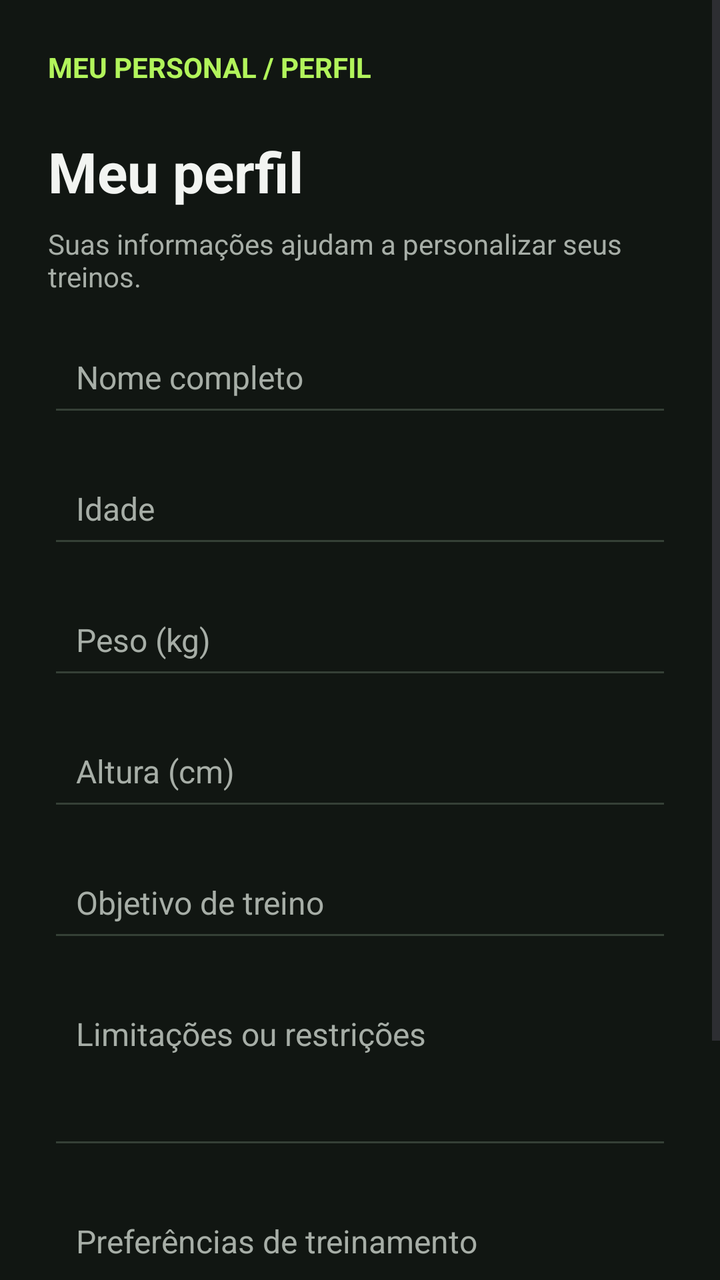
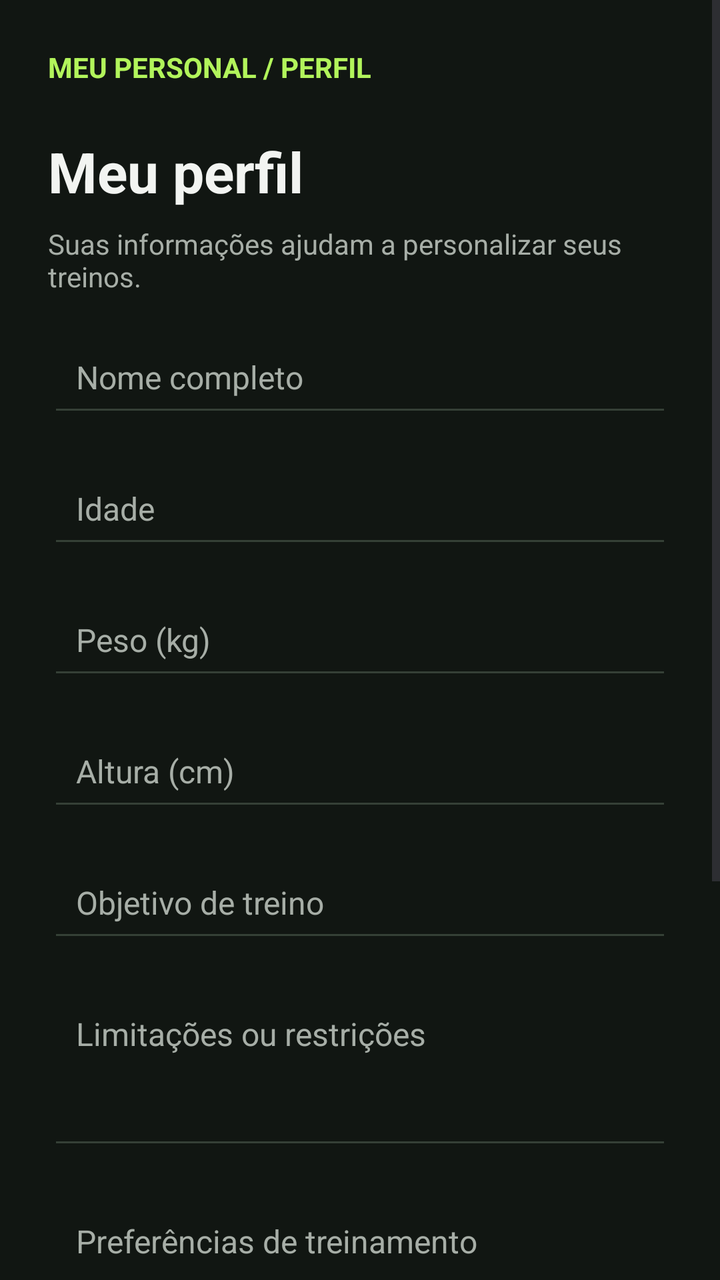

Compare the two renders of this Android layout. The source of the first and the diff that turns it into the second are given below.
<!-- AndroidManifest.xml: application theme Theme.MeuPersonal -->
<!-- res/layout/fragment_perfil.xml -->
<?xml version="1.0" encoding="utf-8"?>
<ScrollView xmlns:android="http://schemas.android.com/apk/res/android"
    android:layout_width="match_parent"
    android:layout_height="match_parent"
    android:background="#111612"
    android:fillViewport="true">

    <LinearLayout
        android:layout_width="match_parent"
        android:layout_height="wrap_content"
        android:orientation="vertical"
        android:padding="24dp">

        <TextView
            android:layout_width="wrap_content"
            android:layout_height="wrap_content"
            android:text="MEU PERSONAL / PERFIL"
            android:textColor="#B2F45B"
            android:textStyle="bold"
            android:textSize="14sp" />

        <TextView
            android:layout_width="wrap_content"
            android:layout_height="wrap_content"
            android:layout_marginTop="24dp"
            android:text="Meu perfil"
            android:textColor="#F2F4F1"
            android:textSize="28sp"
            android:textStyle="bold" />

        <TextView
            android:layout_width="wrap_content"
            android:layout_height="wrap_content"
            android:layout_marginTop="8dp"
            android:text="Suas informações ajudam a personalizar seus treinos."
            android:textColor="#A7AEA7"
            android:textSize="14sp" />

        <EditText
            android:id="@+id/inputNome"
            style="@style/ProfileInput"
            android:hint="Nome completo" />

        <EditText
            android:id="@+id/inputIdade"
            style="@style/ProfileInput"
            android:hint="Idade"
            android:inputType="number" />

        <EditText
            android:id="@+id/inputPeso"
            style="@style/ProfileInput"
            android:hint="Peso (kg)"
            android:inputType="numberDecimal" />

        <EditText
            android:id="@+id/inputAltura"
            style="@style/ProfileInput"
            android:hint="Altura (cm)"
            android:inputType="numberDecimal" />

        <EditText
            android:id="@+id/inputObjetivo"
            style="@style/ProfileInput"
            android:hint="Objetivo de treino" />

        <EditText
            android:id="@+id/inputLimitacoes"
            style="@style/ProfileInput"
            android:hint="Limitações ou restrições"
            android:gravity="top"
            android:minLines="3" />

        <EditText
            android:id="@+id/inputPreferencias"
            style="@style/ProfileInput"
            android:hint="Preferências de treinamento"
            android:gravity="top"
            android:minLines="3" />

        <Button
            android:id="@+id/btnSalvarPerfil"
            android:layout_width="match_parent"
            android:layout_height="56dp"
            android:layout_marginTop="24dp"
            android:backgroundTint="#B2F45B"
            android:text="SALVAR PERFIL"
            android:textColor="#111612"
            android:textStyle="bold" />

    </LinearLayout>
</ScrollView>
<!-- resources referenced by this layout -->
<resources>
  <style name="ProfileInput">
          <item name="android:layout_width">match_parent</item>
          <item name="android:layout_height">wrap_content</item>
          <item name="android:layout_marginTop">16dp</item>
          <item name="android:padding">14dp</item>
          <item name="android:backgroundTint">#354036</item>
          <item name="android:textColor">#F2F4F1</item>
          <item name="android:textColorHint">#A7AEA7</item>
          <item name="android:textSize">16sp</item>
      </style>
  <style name="Theme.MeuPersonal" parent="Base.Theme.MeuPersonal" />
  <style name="Base.Theme.MeuPersonal" parent="Theme.Material3.DayNight.NoActionBar">
          
          
      </style>
</resources>

<!-- the commit's change to res/layout/fragment_perfil.xml (unified diff, before → after) -->
@@ -78,6 +78,23 @@
             android:gravity="top"
             android:minLines="3" />
 
+        <TextView
+            android:layout_width="match_parent"
+            android:layout_height="wrap_content"
+            android:layout_marginTop="28dp"
+            android:text="CONTA"
+            android:textColor="#B2F45B"
+            android:textStyle="bold"
+            android:textSize="13sp" />
+
+        <TextView
+            android:id="@+id/textEmailConta"
+            android:layout_width="match_parent"
+            android:layout_height="wrap_content"
+            android:layout_marginTop="8dp"
+            android:textColor="#F2F4F1"
+            android:textSize="15sp" />
+
         <Button
             android:id="@+id/btnSalvarPerfil"
             android:layout_width="match_parent"
@@ -88,5 +105,14 @@
             android:textColor="#111612"
             android:textStyle="bold" />
 
+        <Button
+            android:id="@+id/btnSairConta"
+            android:layout_width="match_parent"
+            android:layout_height="56dp"
+            android:layout_marginTop="12dp"
+            android:backgroundTint="#343D35"
+            android:text="SAIR DA CONTA"
+            android:textColor="#F2F4F1" />
+
     </LinearLayout>
 </ScrollView>
